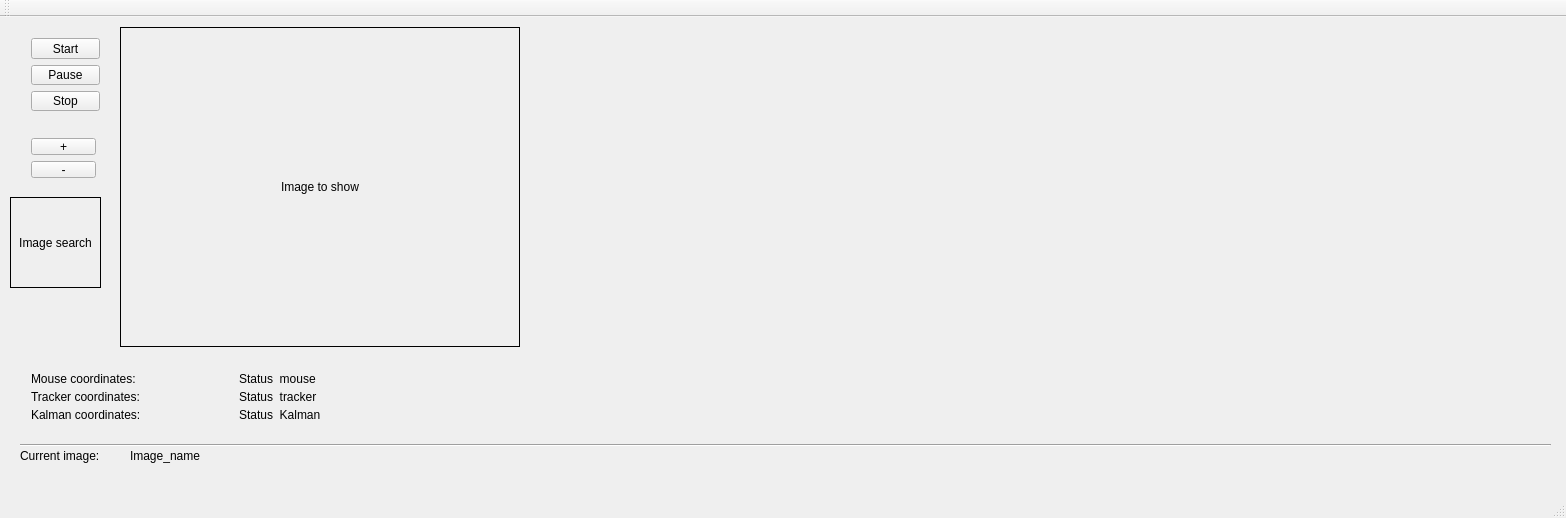
First picture: the form in demos/tracker_and_kalman/qt/mainwindow.ui, repository tachidok/CVFramework, before the edit.
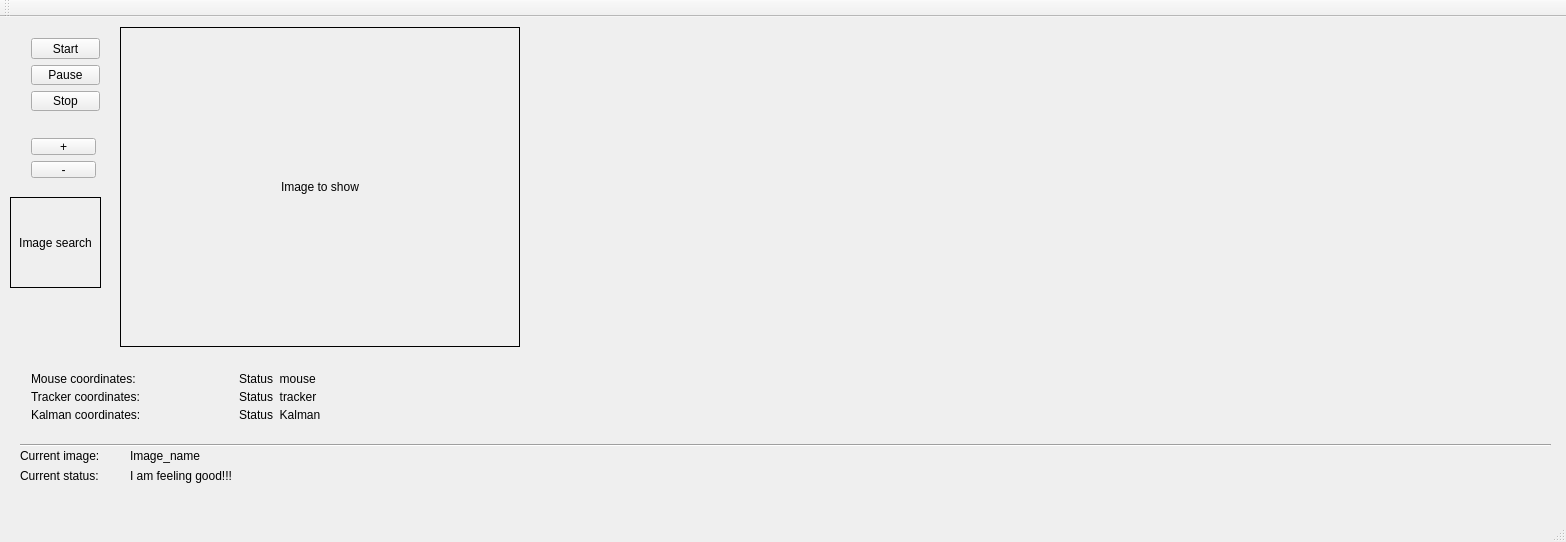
Second picture: the form after the edit. Custom widgets are drawn as their Qt base class.

What changed in the file:
```diff
--- a/demos/tracker_and_kalman/qt/mainwindow.ui
+++ b/demos/tracker_and_kalman/qt/mainwindow.ui
@@ -7,7 +7,7 @@
     <x>0</x>
     <y>0</y>
     <width>1566</width>
-    <height>518</height>
+    <height>542</height>
    </rect>
   </property>
   <property name="windowTitle">
@@ -230,6 +230,32 @@
      </rect>
     </property>
    </widget>
+   <widget class="QLabel" name="lbl_global_status">
+    <property name="geometry">
+     <rect>
+      <x>130</x>
+      <y>450</y>
+      <width>1421</width>
+      <height>17</height>
+     </rect>
+    </property>
+    <property name="text">
+     <string>I am feeling good!!!</string>
+    </property>
+   </widget>
+   <widget class="QLabel" name="lbl_global_status_lbl">
+    <property name="geometry">
+     <rect>
+      <x>20</x>
+      <y>450</y>
+      <width>105</width>
+      <height>17</height>
+     </rect>
+    </property>
+    <property name="text">
+     <string>Current status:</string>
+    </property>
+   </widget>
    <zorder>layoutWidget</zorder>
    <zorder>layoutWidget</zorder>
    <zorder>layoutWidget</zorder>
```
Left out of the diff: 2 changed lines with no effect on the pictures.
